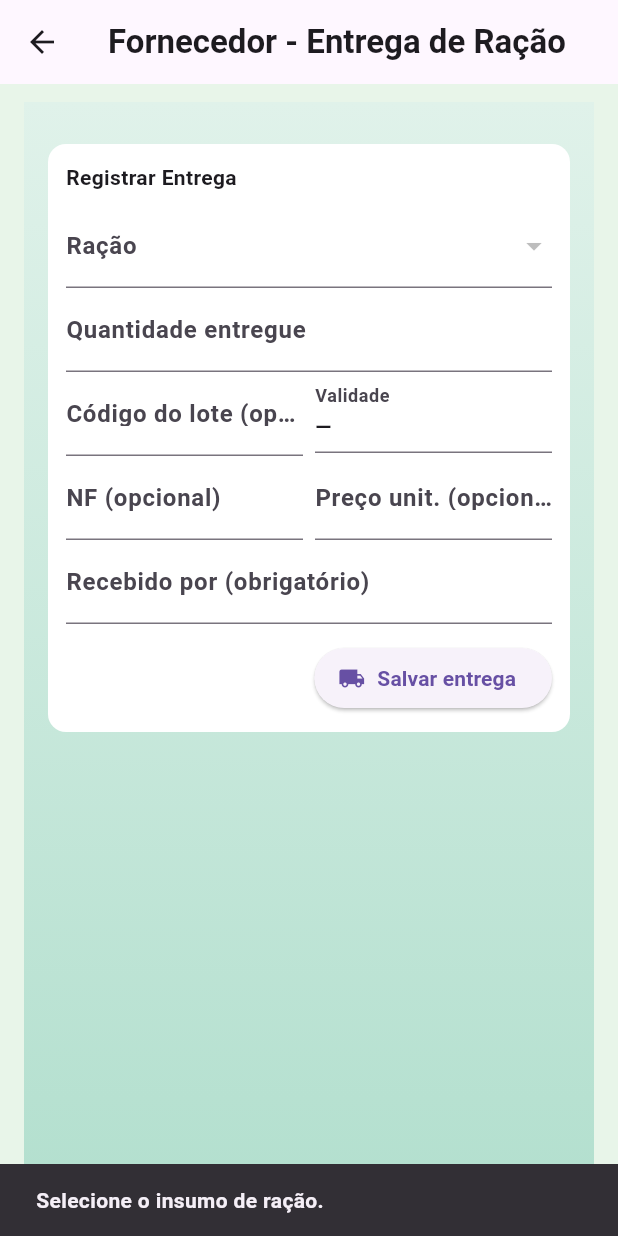
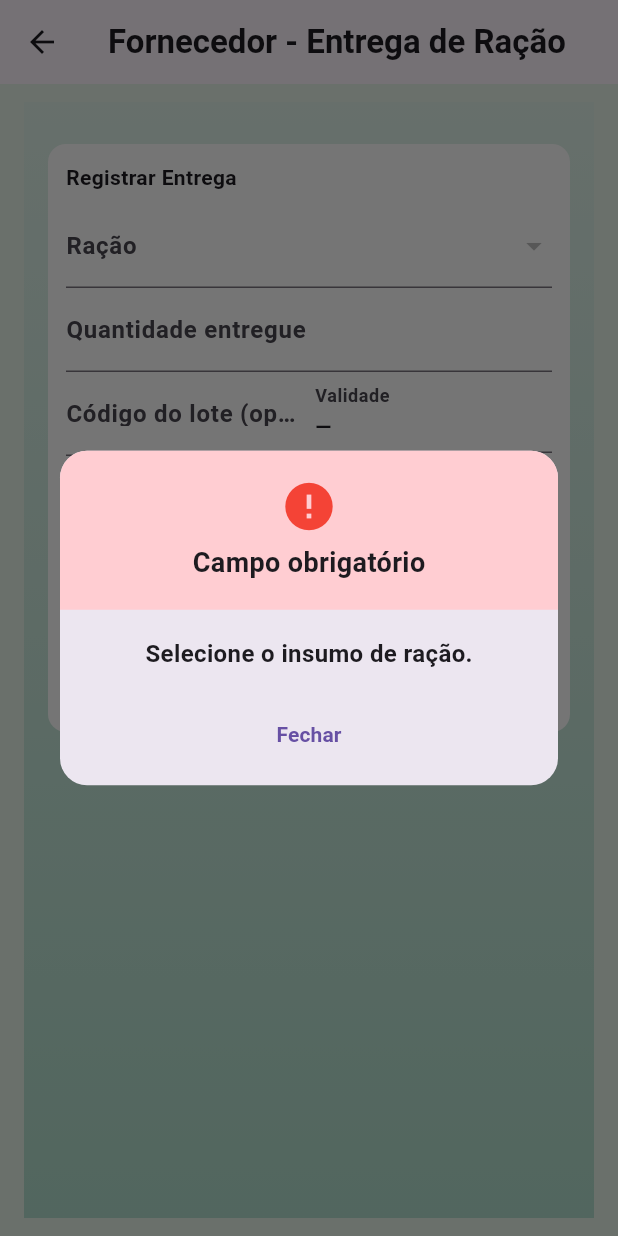
Before and after one commit to andersontec1/viveiroplus, a Flutter app: the TelaEntregaRacaoFornecedor screen opened by its route, after a tap on "Salvar entrega", on a phone screen of 412 x 824 dp. Run offline on Flutter 3.47's test engine with Material 3 defaults, Android fonts, the phone set to English and light mode, and no system bars; our stand-ins replace cloud_firestore, connectivity_plus, csv, firebase_auth, firebase_core, fl_chart and 7 more; missing offline and left inert: excel, mobile_scanner; accounts and stored records are empty; generated files the repository leaves out were written again.

Commit message:
ui(entrega-racao): padroniza validações com modal ConfirmationHelper (erro) e sucesso com modal padrão

```diff
--- a/lib/screens/tela_entrega_racao_fornecedor.dart
+++ b/lib/screens/tela_entrega_racao_fornecedor.dart
@@ -5,6 +5,7 @@ import '../widgets/app_scaffold.dart';
 import '../widgets/degrade_fundo.dart';
 import '../helpers/estoque_helper.dart';
 import '../helpers/security_helper.dart';
+import '../helpers/confirmation_helper.dart';
 
 class TelaEntregaRacaoFornecedor extends StatefulWidget {
   const TelaEntregaRacaoFornecedor({super.key});
@@ -61,21 +62,27 @@ class _TelaEntregaRacaoFornecedorState
 
   Future<void> _registrarEntrega() async {
     if (_insumoId == null) {
-      ScaffoldMessenger.of(context).showSnackBar(
-        const SnackBar(content: Text('Selecione o insumo de ração.')),
+      await ConfirmationHelper.showError(
+        context: context,
+        title: 'Campo obrigatório',
+        content: 'Selecione o insumo de ração.',
       );
       return;
     }
     final qtd = num.tryParse(_qtdCtrl.text.replaceAll(',', '.'));
     if (qtd == null || qtd <= 0) {
-      ScaffoldMessenger.of(context).showSnackBar(
-        const SnackBar(content: Text('Informe uma quantidade válida.')),
+      await ConfirmationHelper.showError(
+        context: context,
+        title: 'Quantidade inválida',
+        content: 'Informe uma quantidade válida para a entrega.',
       );
       return;
     }
     if (_recebidoPorCtrl.text.trim().isEmpty) {
-      ScaffoldMessenger.of(context).showSnackBar(
-        const SnackBar(content: Text('Informe quem recebeu a entrega.')),
+      await ConfirmationHelper.showError(
+        context: context,
+        title: 'Campo obrigatório',
+        content: 'Informe quem recebeu a entrega.',
       );
       return;
     }
@@ -106,8 +113,11 @@ class _TelaEntregaRacaoFornecedorState
       );
 
       if (!mounted) return;
-      ScaffoldMessenger.of(context).showSnackBar(
-        const SnackBar(content: Text('Entrega registrada com sucesso!')),
+      await ConfirmationHelper.showSuccess(
+        context: context,
+        title: 'Entrega registrada',
+        content:
+            'A entrada do lote de ração foi salva com sucesso. Você pode consultar no histórico do estoque.',
       );
       setState(() {
         _qtdCtrl.clear();
@@ -118,9 +128,12 @@ class _TelaEntregaRacaoFornecedorState
       });
     } catch (e) {
       if (!mounted) return;
-      ScaffoldMessenger.of(
-        context,
-      ).showSnackBar(SnackBar(content: Text('Erro ao registrar entrega: $e')));
+      await ConfirmationHelper.showError(
+        context: context,
+        title: 'Falha ao registrar',
+        content: 'Não foi possível registrar a entrega de ração.',
+        error: e.toString(),
+      );
     } finally {
       if (mounted) setState(() => _salvando = false);
     }
```
